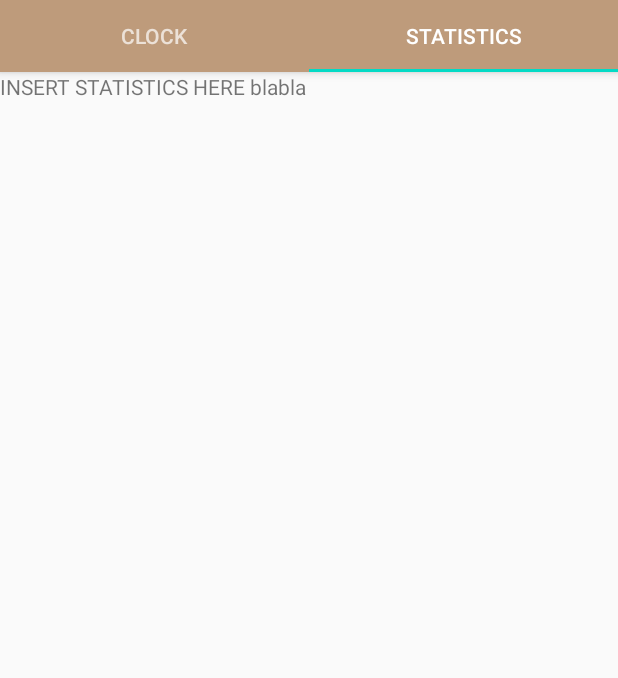
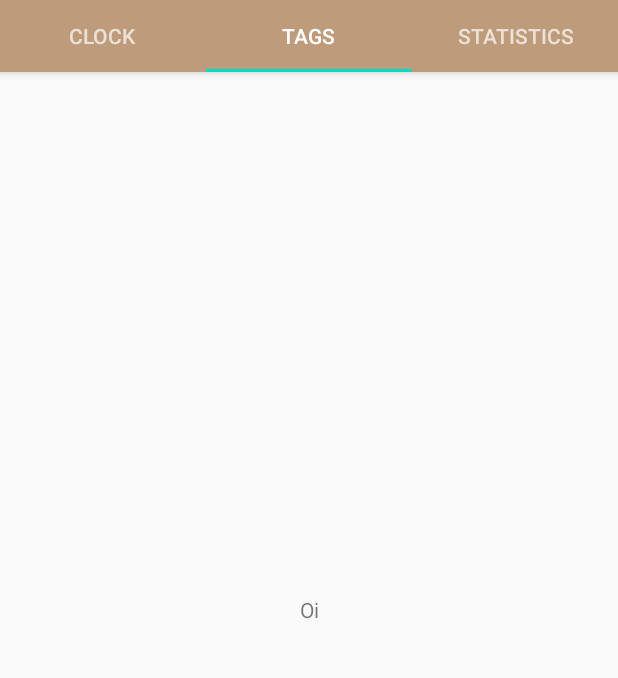
Before and after one commit to OriStats/OriStats, an Android app: the screen it shows after launch (MainActivity), tab 2 chosen, on a phone screen of 412 x 824 dp, the part 89-767 px from its top. Run offline under Robolectric (Android 15) with nearby library versions, the phone set to English and light mode, and no system bars.

Commit message:
colors.xml updated; New Tab: Tags; gradle 3.6.1.

```diff
--- a/app/src/main/java/com/oristats/ui/main/SectionsPagerAdapter.kt
+++ b/app/src/main/java/com/oristats/ui/main/SectionsPagerAdapter.kt
@@ -8,7 +8,8 @@ import com.oristats.R
 
 private val TAB_TITLES = arrayOf(
         R.string.tab_text_1,
-        R.string.tab_text_2
+        R.string.tab_text_2,
+        R.string.tab_text_3
 )
 
 /**
@@ -22,7 +23,8 @@ class SectionsPagerAdapter(private val context: Context, fm: FragmentManager)
         var fragment : Fragment? = null
         when(position){
             0 -> fragment = Stopwatch.newInstance()
-            1 -> fragment = Statistics.newInstance()
+            1 -> fragment = Tags.newInstance()
+            2 -> fragment = Statistics.newInstance()
         }
         return fragment!!
     }
@@ -32,7 +34,7 @@ class SectionsPagerAdapter(private val context: Context, fm: FragmentManager)
     }
 
     override fun getCount(): Int {
-        // Show 2 total pages.
-        return 2
+        // Show 3 total pages.
+        return 3
     }
 }
--- /dev/null
+++ b/app/src/main/java/com/oristats/ui/main/Tags.kt
@@ -0,0 +1,22 @@
+package com.oristats.ui.main
+
+import android.os.Bundle
+import android.view.LayoutInflater
+import android.view.View
+import android.view.ViewGroup
+import androidx.fragment.app.Fragment
+import androidx.fragment.app.FragmentManager
+import com.oristats.R
+
+
+class Tags : Fragment() {
+
+    companion object {
+        fun newInstance() = Tags()
+    }
+    override fun onCreateView(inflater: LayoutInflater, container: ViewGroup?,
+        savedInstanceState: Bundle?
+    ): View? {
+        return inflater.inflate(R.layout.tags_fragment, container, false)
+    }
+}
--- a/app/src/main/res/layout/activity_main.xml
+++ b/app/src/main/res/layout/activity_main.xml
@@ -25,9 +25,7 @@
             android:id="@+id/tabs"
             android:layout_width="match_parent"
             android:layout_height="wrap_content"
-            android:background="@color/Second" >
-
-        </com.google.android.material.tabs.TabLayout>
+            android:background="@color/colorSecondary" />
     </com.google.android.material.appbar.AppBarLayout>
 
     <androidx.viewpager.widget.ViewPager
--- /dev/null
+++ b/app/src/main/res/layout/tags_fragment.xml
@@ -0,0 +1,20 @@
+<?xml version="1.0" encoding="utf-8"?>
+<androidx.constraintlayout.widget.ConstraintLayout xmlns:android="http://schemas.android.com/apk/res/android"
+    xmlns:app="http://schemas.android.com/apk/res-auto"
+    xmlns:tools="http://schemas.android.com/tools"
+    android:id="@+id/relativeLayout"
+    android:layout_width="match_parent"
+    android:layout_height="match_parent"
+    tools:context=".ui.main.Tags">
+
+    <TextView
+        android:id="@+id/textView3"
+        android:layout_width="wrap_content"
+        android:layout_height="wrap_content"
+        android:text="Oi"
+        app:layout_constraintBottom_toBottomOf="parent"
+        app:layout_constraintEnd_toEndOf="parent"
+        app:layout_constraintStart_toStartOf="parent"
+        app:layout_constraintTop_toTopOf="parent" />
+
+</androidx.constraintlayout.widget.ConstraintLayout>
--- a/app/src/main/res/values/colors.xml
+++ b/app/src/main/res/values/colors.xml
@@ -1,10 +1,11 @@
 <?xml version="1.0" encoding="utf-8"?>
 <resources>
+    <color name="colorPrimaryDark">#322521</color>
     <color name="colorPrimary">#4b3832</color>
-    <color name="colorPrimaryDark">#3700B3</color>
+    <color name="colorSecondaryDark">#7F6752</color>
+    <color name="colorSecondary">#be9b7b</color>
     <color name="colorAccent">#03DAC5</color>
     <color name="Red">#ff0000</color>
     <color name="Blue">#0000ff</color>
     <color name="White">#ffffff</color>
-    <color name="Second">#be9b7b</color>
 </resources>
--- a/app/src/main/res/values/strings.xml
+++ b/app/src/main/res/values/strings.xml
@@ -1,7 +1,8 @@
 <resources>
     <string name="app_name">OriStats</string>
     <string name="tab_text_1">Clock</string>
-    <string name="tab_text_2">Statistics</string>
+    <string name="tab_text_2">Tags</string>
+    <string name="tab_text_3">Statistics</string>
     <string name="start">Start session</string>
     <string name="stop">End session</string>
     <string name="pause">Take a break</string>
--- a/build.gradle
+++ b/build.gradle
@@ -8,7 +8,7 @@ buildscript {
 
     }
     dependencies {
-        classpath 'com.android.tools.build:gradle:3.6.0'
+        classpath 'com.android.tools.build:gradle:3.6.1'
         classpath "org.jetbrains.kotlin:kotlin-gradle-plugin:$kotlin_version"
 
         // NOTE: Do not place your application dependencies here; they belong
```
